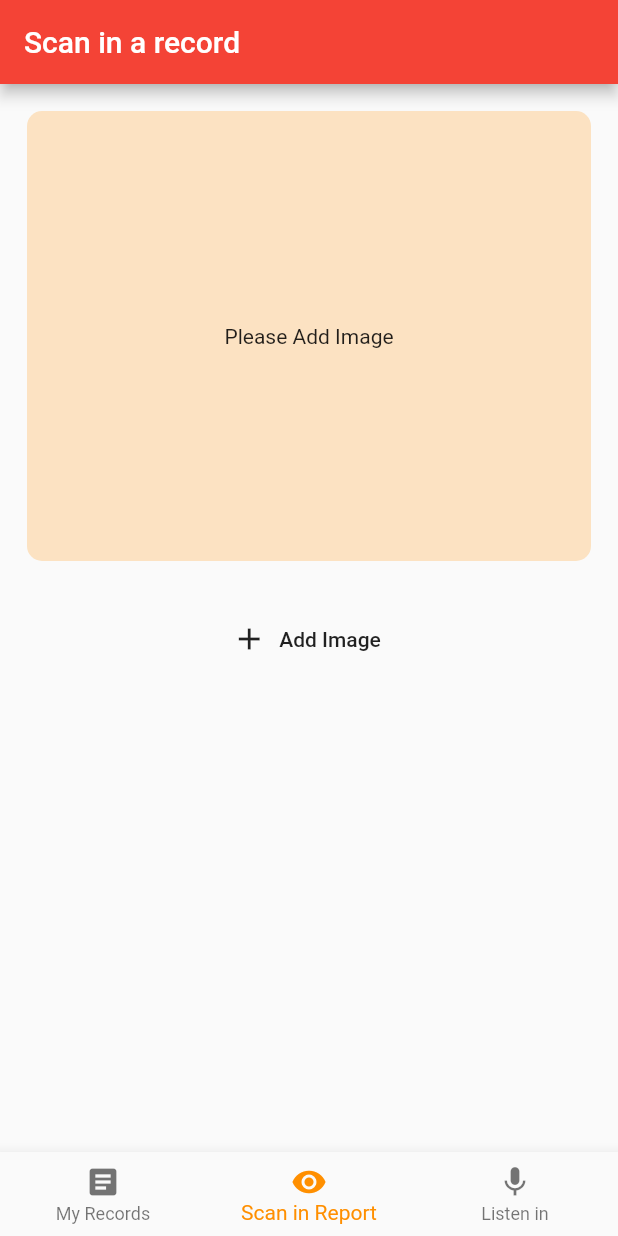
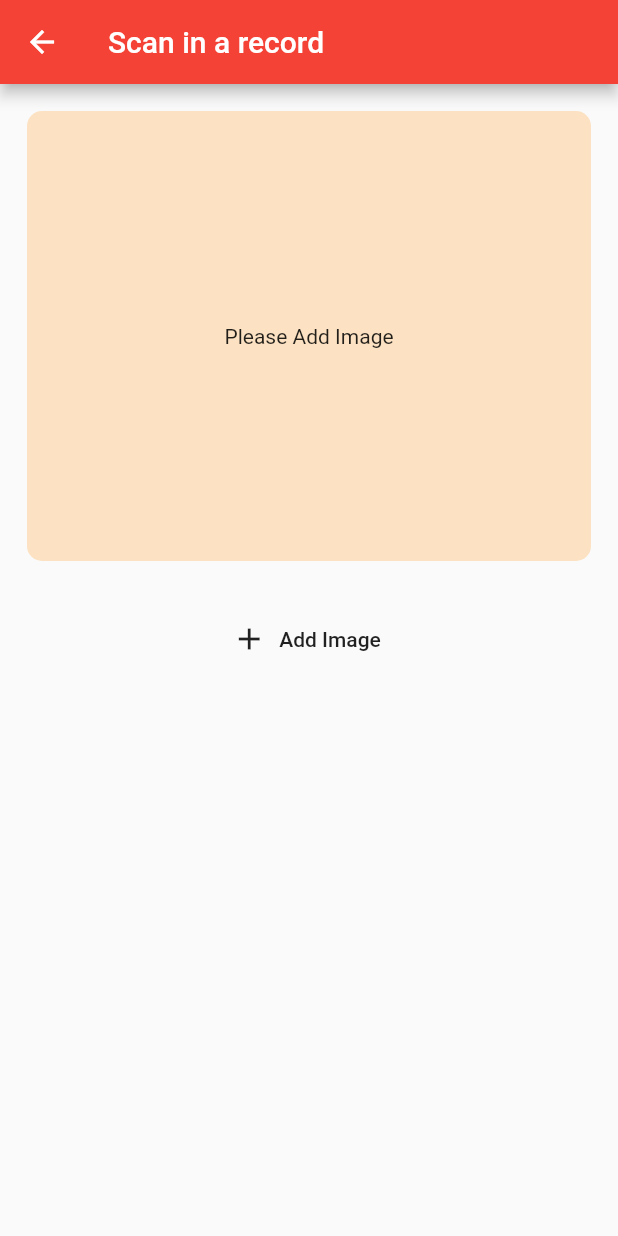
Before and after one commit to lukechn99/BoomerCare, a Flutter app: the ScanScreen screen opened directly, on a phone screen of 412 x 824 dp. Run offline on Flutter 3.47's test engine with Material 2 defaults, Android fonts, the light colour scheme and no system bars; our stand-ins replace avatar_glow, flutter_login, image_picker, speech_to_text; missing offline and left inert: firebase_ml_vision, highlight_text; accounts and stored records are empty.

Commit message:
nav bar works now, merged with the listening page

```diff
--- a/scriber/lib/scan.dart
+++ b/scriber/lib/scan.dart
@@ -19,7 +19,6 @@
 
   var result = "";
   File _userImageFile;
-  int _selectedIndex = 1;
 
   TextEditingController _controllerKey, _controllerValue;
 
@@ -124,12 +123,6 @@
     recogniseText();
   }
 
-  void _onItemTapped(int index) {
-    setState(() {
-      _selectedIndex = index;
-    });
-  }
-
   @override
   Widget build(BuildContext context) {
     return Scaffold(
@@ -144,25 +137,6 @@
             ),
           ),
         ),
-      bottomNavigationBar: BottomNavigationBar(
-      items: const <BottomNavigationBarItem>[
-        BottomNavigationBarItem(
-          icon: Icon(Icons.article),
-          label: 'My Records',
-        ),
-        BottomNavigationBarItem(
-          icon: Icon(Icons.remove_red_eye),
-          label: 'Scan in Report',
-        ),
-        BottomNavigationBarItem(
-          icon: Icon(Icons.mic),
-          label: 'Listen in',
-        ),
-      ],
-      currentIndex: _selectedIndex,
-      selectedItemColor: Colors.amber[800],
-      onTap: _onItemTapped,
-    ),
       appBar: AppBar(
         // Here we take the value from the MyHomePage object that was created by
         // the App.build method, and use it to set our appbar title.
```
Also changed, not shown: scriber/lib/main.dart (+25 -32 lines).
